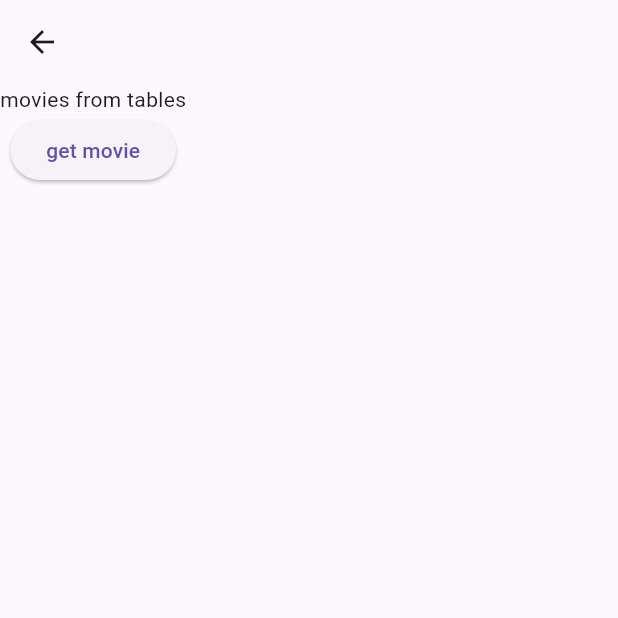
After one commit to fkwitty8/mobile_networks, a Flutter app: the screen it shows after launch, after a tap on "select data from db", on a phone screen of 412 x 824 dp, the top half of it. The commit adds this screen. Run offline on Flutter 3.47's test engine with Material 3 defaults, Android fonts, the phone set to English and light mode, and no system bars; drawn by our look-alikes of flutter_form_builder; our stand-ins replace fluttertoast, sqflite, sqflite_common_ffi, sqflite_common_ffi_web; accounts and stored records are empty.

```diff
--- a/lib/main.dart
+++ b/lib/main.dart
@@ -1,6 +1,7 @@
 import 'package:flutter/material.dart';
 import 'package:mobile_assessment/screens/database/sceen_database_create.dart';
 import 'package:mobile_assessment/screens/database/sceen_database_insert.dart';
+import 'package:mobile_assessment/screens/database/sceen_database_select.dart';
 import 'package:mobile_assessment/screens/sceen_column.dart';
 import 'package:mobile_assessment/screens/sceen_image.dart';
 import 'package:mobile_assessment/screens/sceen_json.dart';
@@ -129,6 +130,16 @@ class _HomeScreenState extends State<HomeScreen> {
               },
             ),
 
+            ListTile(
+              title: Text("select data from db"),
+              leading: Icon(Icons.home),
+              trailing: Icon(Icons.chevron_right),
+              subtitle: Text("select data from db tables"),
+              onTap: ()=>{
+                Navigator.push(context, MaterialPageRoute(builder: (context)=> ScreenDatabaseSelect()))
+              },
+            ),
+
           ],
         ),
 
--- /dev/null
+++ b/lib/screens/database/sceen_database_select.dart
@@ -0,0 +1,45 @@
+import 'package:flutter/material.dart';
+import 'package:flutter_form_builder/flutter_form_builder.dart';
+import 'package:mobile_assessment/models/movie.dart';
+import 'package:mobile_assessment/models/my_constants.dart';
+import 'package:sqflite/sqflite.dart';
+
+class ScreenDatabaseSelect extends StatefulWidget {
+  const ScreenDatabaseSelect({super.key});
+
+  @override
+  State<ScreenDatabaseSelect> createState() => _ScreenDatabaseSelectState();
+}
+
+class _ScreenDatabaseSelectState extends State<ScreenDatabaseSelect> {
+
+  MovieModel my_movie=new MovieModel();
+  final _formKey=GlobalKey<FormBuilderState>();
+  @override
+  Widget build(BuildContext context) {
+    return Scaffold(
+        appBar: AppBar(
+          title: Text("${my_movie.title}"),
+        ),
+        body: Container(
+          child: FormBuilder(
+            key: _formKey,
+            child: Column(
+              children: [
+                Text("movies from tables"),
+                ElevatedButton(onPressed: (){
+                  get_movie();
+                },
+                    child: Text("get movie")),
+              ],
+            )
+          ),
+        )
+    );
+  }
+
+  void get_movie() {
+    print("get movie");
+    return;
+  }
+}
```
Also changed, not shown: lib/models/movie.dart (+46 -13 lines), lib/screens/database/sceen_database_insert.dart (+11 -6 lines).
